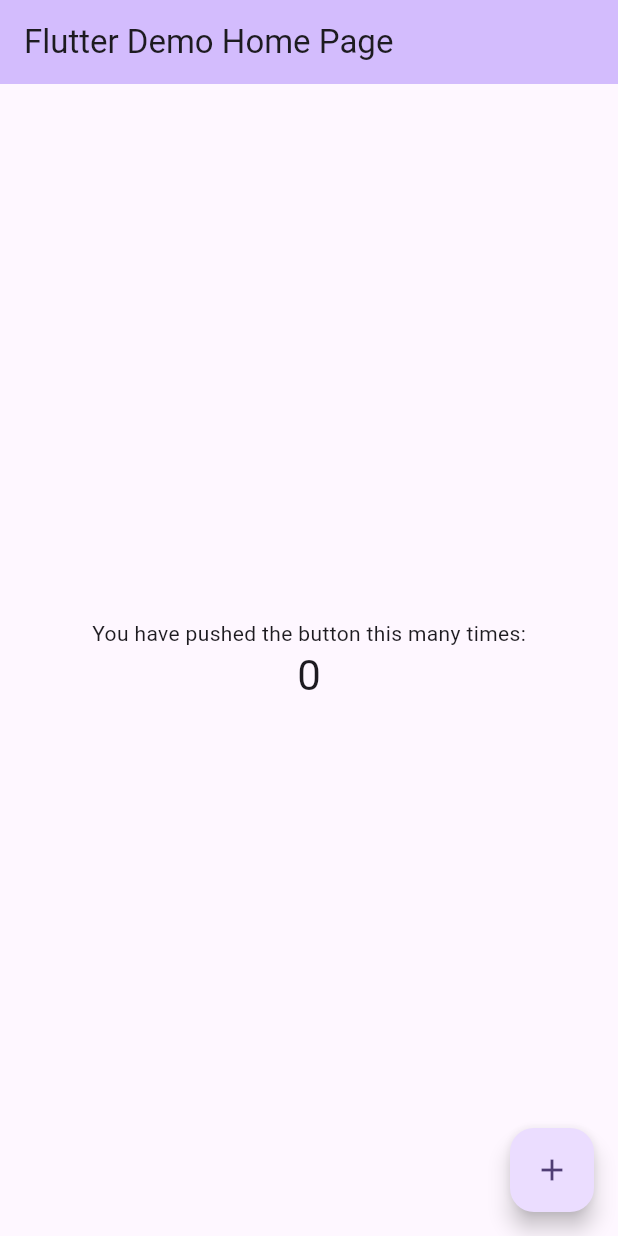
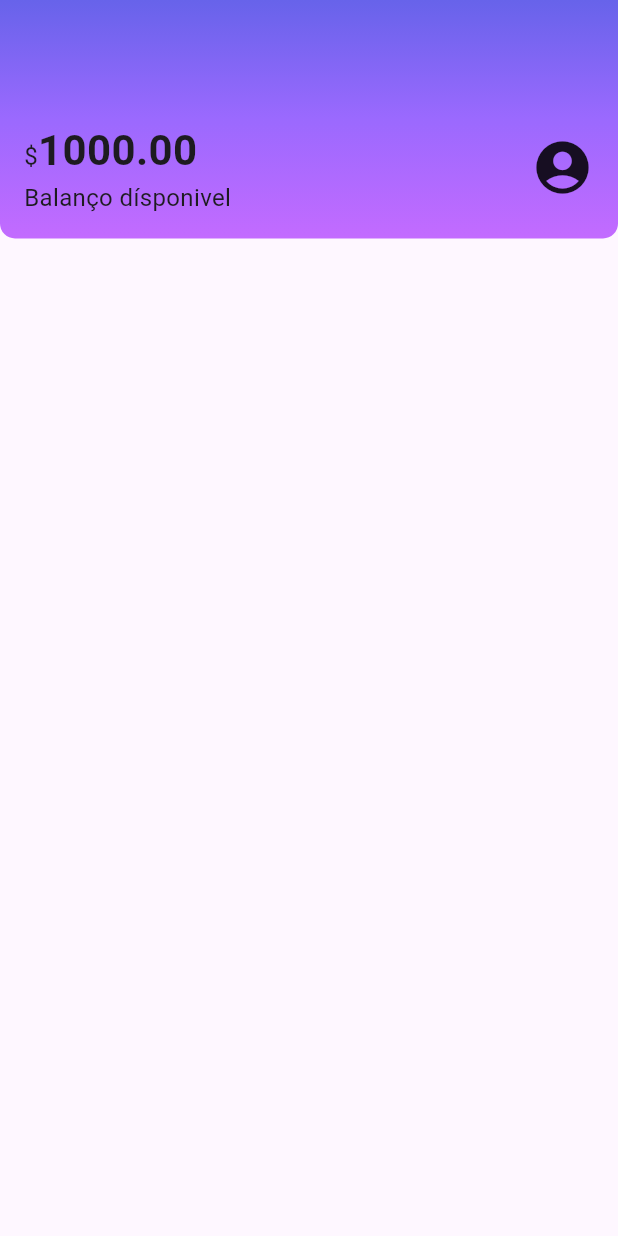
Before and after one commit to andr-marc/alura-flutter-layouts, a Flutter app: the screen it shows after launch, on a phone screen of 412 x 824 dp. Run offline on Flutter 3.47's test engine with Material 3 defaults, Android fonts, the phone set to English and light mode, and no system bars.

Commit message:
+ header

```diff
--- /dev/null
+++ b/lib/components/sections/header.dart
@@ -0,0 +1,58 @@
+import 'package:flutter/material.dart';
+
+class Header extends StatelessWidget {
+  const Header({super.key});
+
+  @override
+  Widget build(BuildContext context) {
+    return Container(
+      decoration: const BoxDecoration(
+        gradient: LinearGradient(
+          begin: Alignment.topCenter,
+          end: Alignment.bottomCenter,
+          colors: [
+            Color.fromRGBO(103, 99, 234, 1),
+            Color.fromRGBO(155, 105, 254, 1),
+            Color.fromRGBO(195, 107, 255, 1),
+          ],
+        ),
+        borderRadius: BorderRadius.vertical(bottom: Radius.circular(10)),
+      ),
+      child: const Padding(
+        padding: EdgeInsets.fromLTRB(16, 80, 16, 16),
+        child: Row(
+          mainAxisAlignment: MainAxisAlignment.spaceBetween,
+          children: [
+            Column(
+              crossAxisAlignment: CrossAxisAlignment.start,
+              children: [
+                Text.rich(
+                  TextSpan(
+                    text: '\$',
+                    style: TextStyle(fontSize: 16),
+                    children: [
+                      TextSpan(
+                        text: '1000.00',
+                        style: TextStyle(
+                          fontSize: 28,
+                          fontWeight: FontWeight.bold,
+                        ),
+                      ),
+                    ],
+                  ),
+                ),
+                Text(
+                  'Balanço dísponivel',
+                  style: TextStyle(
+                    fontSize: 16,
+                  ),
+                ),
+              ],
+            ),
+            Icon(Icons.account_circle, size: 42),
+          ],
+        ),
+      ),
+    );
+  }
+}
--- a/lib/main.dart
+++ b/lib/main.dart
@@ -1,125 +1,18 @@
+import 'package:alubank/screens/home.dart';
 import 'package:flutter/material.dart';
 
 void main() {
-  runApp(const MyApp());
+  runApp(const Alubank());
 }
 
-class MyApp extends StatelessWidget {
-  const MyApp({super.key});
+class Alubank extends StatelessWidget {
+  const Alubank({super.key});
 
-  // This widget is the root of your application.
   @override
   Widget build(BuildContext context) {
     return MaterialApp(
-      title: 'Flutter Demo',
-      theme: ThemeData(
-        // This is the theme of your application.
-        //
-        // TRY THIS: Try running your application with "flutter run". You'll see
-        // the application has a purple toolbar. Then, without quitting the app,
-        // try changing the seedColor in the colorScheme below to Colors.green
-        // and then invoke "hot reload" (save your changes or press the "hot
-        // reload" button in a Flutter-supported IDE, or press "r" if you used
-        // the command line to start the app).
-        //
-        // Notice that the counter didn't reset back to zero; the application
-        // state is not lost during the reload. To reset the state, use hot
-        // restart instead.
-        //
-        // This works for code too, not just values: Most code changes can be
-        // tested with just a hot reload.
-        colorScheme: ColorScheme.fromSeed(seedColor: Colors.deepPurple),
-        useMaterial3: true,
-      ),
-      home: const MyHomePage(title: 'Flutter Demo Home Page'),
+      title: "Alubank",
+      home: Home(),
     );
   }
 }
-
-class MyHomePage extends StatefulWidget {
-  const MyHomePage({super.key, required this.title});
-
-  // This widget is the home page of your application. It is stateful, meaning
-  // that it has a State object (defined below) that contains fields that affect
-  // how it looks.
-
-  // This class is the configuration for the state. It holds the values (in this
-  // case the title) provided by the parent (in this case the App widget) and
-  // used by the build method of the State. Fields in a Widget subclass are
-  // always marked "final".
-
-  final String title;
-
-  @override
-  State<MyHomePage> createState() => _MyHomePageState();
-}
-
-class _MyHomePageState extends State<MyHomePage> {
-  int _counter = 0;
-
-  void _incrementCounter() {
-    setState(() {
-      // This call to setState tells the Flutter framework that something has
-      // changed in this State, which causes it to rerun the build method below
-      // so that the display can reflect the updated values. If we changed
-      // _counter without calling setState(), then the build method would not be
-      // called again, and so nothing would appear to happen.
-      _counter++;
-    });
-  }
-
-  @override
-  Widget build(BuildContext context) {
-    // This method is rerun every time setState is called, for instance as done
-    // by the _incrementCounter method above.
-    //
-    // The Flutter framework has been optimized to make rerunning build methods
-    // fast, so that you can just rebuild anything that needs updating rather
-    // than having to individually change instances of widgets.
-    return Scaffold(
-      appBar: AppBar(
-        // TRY THIS: Try changing the color here to a specific color (to
-        // Colors.amber, perhaps?) and trigger a hot reload to see the AppBar
-        // change color while the other colors stay the same.
-        backgroundColor: Theme.of(context).colorScheme.inversePrimary,
-        // Here we take the value from the MyHomePage object that was created by
-        // the App.build method, and use it to set our appbar title.
-        title: Text(widget.title),
-      ),
-      body: Center(
-        // Center is a layout widget. It takes a single child and positions it
-        // in the middle of the parent.
-        child: Column(
-          // Column is also a layout widget. It takes a list of children and
-          // arranges them vertically. By default, it sizes itself to fit its
-          // children horizontally, and tries to be as tall as its parent.
-          //
-          // Column has various properties to control how it sizes itself and
-          // how it positions its children. Here we use mainAxisAlignment to
-          // center the children vertically; the main axis here is the vertical
-          // axis because Columns are vertical (the cross axis would be
-          // horizontal).
-          //
-          // TRY THIS: Invoke "debug painting" (choose the "Toggle Debug Paint"
-          // action in the IDE, or press "p" in the console), to see the
-          // wireframe for each widget.
-          mainAxisAlignment: MainAxisAlignment.center,
-          children: <Widget>[
-            const Text(
-              'You have pushed the button this many times:',
-            ),
-            Text(
-              '$_counter',
-              style: Theme.of(context).textTheme.headlineMedium,
-            ),
-          ],
-        ),
-      ),
-      floatingActionButton: FloatingActionButton(
-        onPressed: _incrementCounter,
-        tooltip: 'Increment',
-        child: const Icon(Icons.add),
-      ), // This trailing comma makes auto-formatting nicer for build methods.
-    );
-  }
-}
--- /dev/null
+++ b/lib/screens/home.dart
@@ -0,0 +1,17 @@
+import 'package:alubank/components/sections/header.dart';
+import 'package:flutter/material.dart';
+
+class Home extends StatelessWidget {
+  const Home({super.key});
+
+  @override
+  Widget build(BuildContext context) {
+    return const Scaffold(
+      body: Column(
+        children: [
+          Header(),
+        ],
+      ),
+    );
+  }
+}
```
